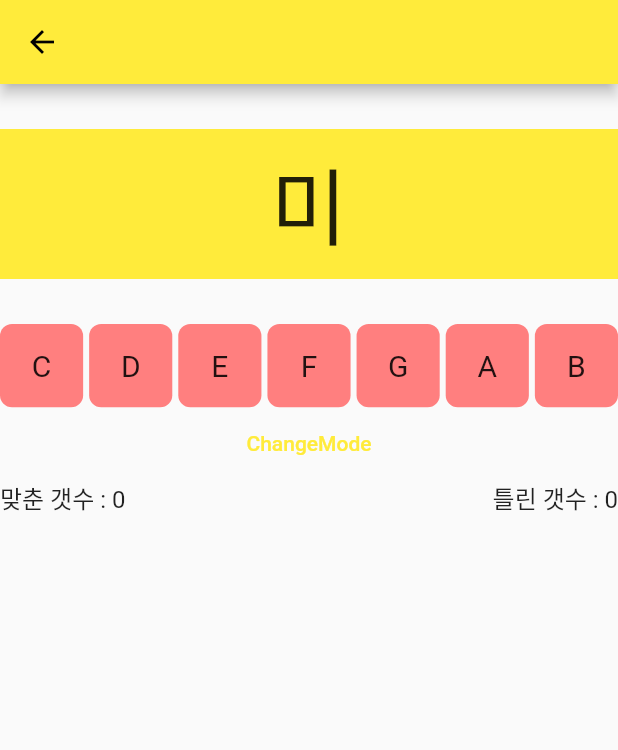
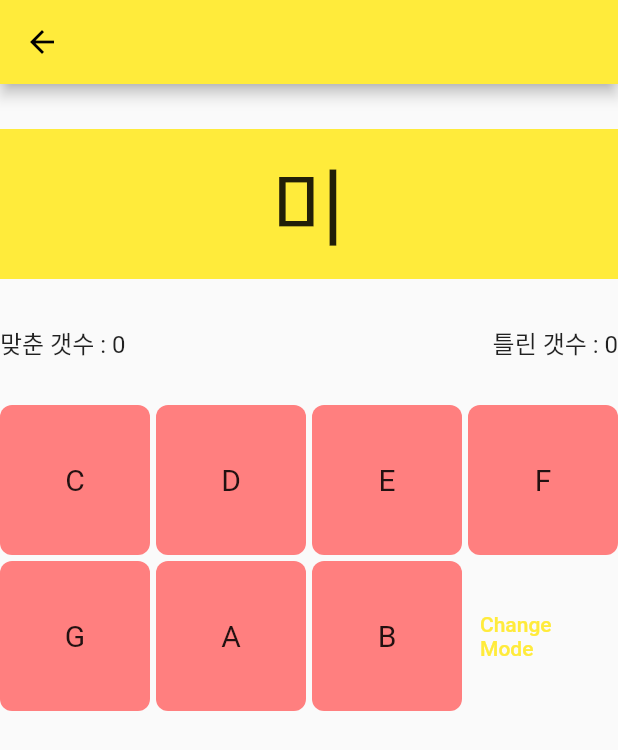
Before and after one commit to kimchungdo/TicQuitar, a Flutter app: the screen it shows after launch, item 2 of the bottom bar chosen, after a tap on "계이름 외우기", on a phone screen of 412 x 824 dp. Shown: the top 750 px of the screen. Run offline on Flutter 3.47's test engine with Material 2 defaults, Android fonts, the phone set to English and light mode, and no system bars.

Commit message:
tiny fix

```diff
--- a/lib/games/gye_name_game_page.dart
+++ b/lib/games/gye_name_game_page.dart
@@ -59,10 +59,32 @@ class _GyeNameGamePageState extends State<GyeNameGamePage> {
             ),
             Container(height: 30),
 
+            Row(
+              mainAxisAlignment: MainAxisAlignment.spaceBetween,
+              children: [
+                Text("맞춘 갯수 : ${_correct}", style: TextStyle(fontSize: 16)),
+                Text("틀린 갯수 : ${_wrong}", style: TextStyle(fontSize: 16)),
+              ],
+            ),
+
+            Container(height: 30),
+
             GridView.count(
               physics: const NeverScrollableScrollPhysics(),
               shrinkWrap: true,
-              children: List.generate(answer.length, (_idx) {
+              children: List.generate(answer.length+1, (_idx) {
+                if(_idx == 7){
+                  return TextButton(
+                      onPressed: () {
+                        List<String> temp = [];
+                        setState(() {
+                          temp = quiz;
+                          quiz = answer;
+                          answer = temp;
+                        });
+                      },
+                      child: Text("Change Mode"));
+                }
                 return InkWell(
                   splashColor: Colors.blue,
                   //highlightColor: Colors.yellow,
@@ -88,29 +110,14 @@ class _GyeNameGamePageState extends State<GyeNameGamePage> {
                   },
                 );
               }),
-              crossAxisCount: 7,
+              crossAxisCount: 4,
               crossAxisSpacing: 4,
               mainAxisSpacing: 4,
               childAspectRatio: 1,
             ),
-            TextButton(
-                onPressed: () {
-                  List<String> temp = [];
-                  setState(() {
-                    temp = quiz;
-                    quiz = answer;
-                    answer = temp;
-                  });
-                },
-                child: Text("ChangeMode")),
 
-            Row(
-              mainAxisAlignment: MainAxisAlignment.spaceBetween,
-              children: [
-                Text("맞춘 갯수 : ${_correct}", style: TextStyle(fontSize: 16)),
-                Text("틀린 갯수 : ${_wrong}", style: TextStyle(fontSize: 16)),
-              ],
-            )
+
+
           ],
         ));
   }
--- a/lib/main.dart
+++ b/lib/main.dart
@@ -110,6 +110,7 @@ class _MyHomePageState extends State<MyHomePage> {
       child: Center(
         child: Column(
           children: [
+            Image.asset("assets/img/sample.png"),
             Text(goodWords[todayGoodWord]),
             Text(whoSayThat[todayGoodWord])
           ],
--- a/pubspec.yaml
+++ b/pubspec.yaml
@@ -58,9 +58,8 @@ flutter:
   uses-material-design: true
 
   # To add assets to your application, add an assets section, like this:
-  # assets:
-  #   - images/a_dot_burr.jpeg
-  #   - images/a_dot_ham.jpeg
+  assets:
+    - assets/img/
 
   # An image asset can refer to one or more resolution-specific "variants", see
   # https://flutter.dev/assets-and-images/#resolution-aware.
```
Also changed, not shown: assets/img/sample.png (added).
